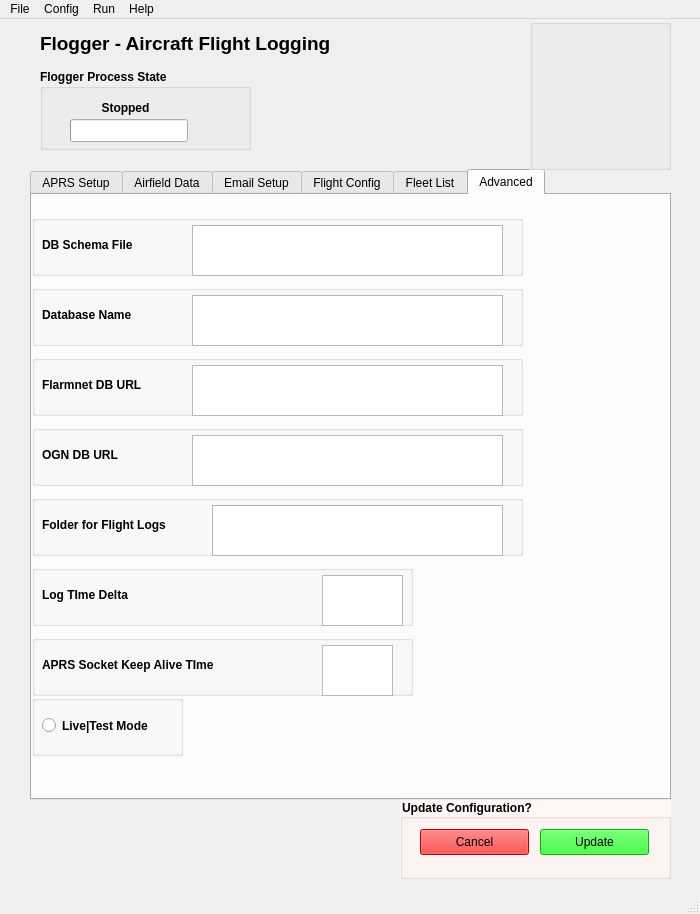
Before: the Qt Designer form flogger.ui in tobiz/OGN-Flight-Logger_V3, drawn with Qt 5.
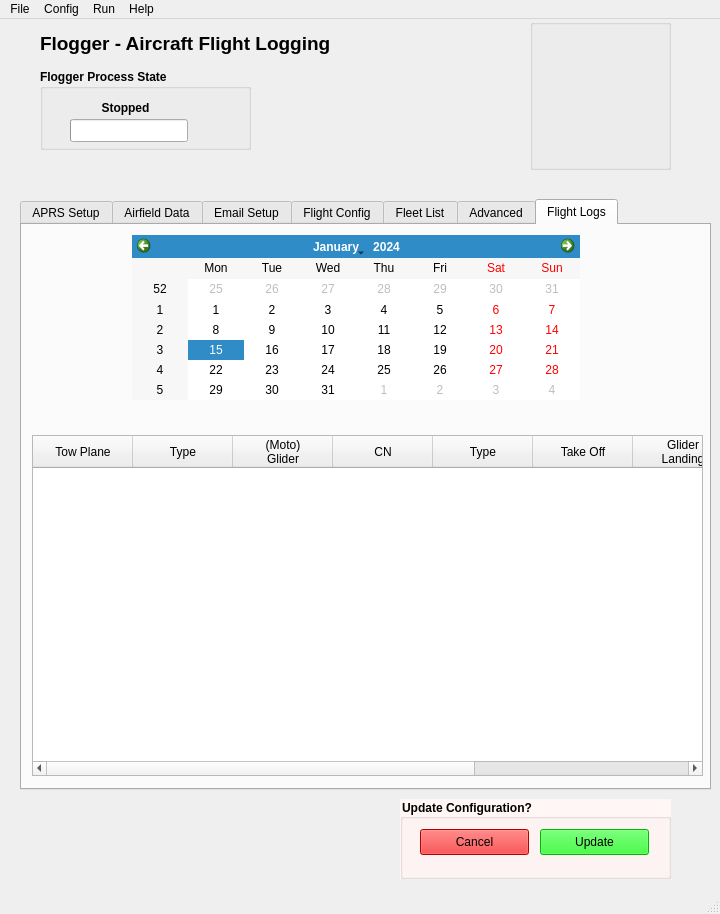
After: the same form once the commit is applied. Icons and pictures are not drawn.

Commit message: Added new tab for flight logs

The edit to the form file:
```diff
--- a/flogger.ui
+++ b/flogger.ui
@@ -6,7 +6,7 @@
    <rect>
     <x>0</x>
     <y>0</y>
-    <width>700</width>
+    <width>720</width>
     <height>914</height>
    </rect>
   </property>
@@ -161,17 +161,17 @@
    <widget class="QTabWidget" name="tabWidget">
     <property name="geometry">
      <rect>
-      <x>30</x>
-      <y>150</y>
-      <width>641</width>
-      <height>631</height>
+      <x>20</x>
+      <y>180</y>
+      <width>691</width>
+      <height>591</height>
      </rect>
     </property>
     <property name="toolTip">
      <string>&lt;html&gt;&lt;head/&gt;&lt;body&gt;&lt;p&gt;Options for controlling of flight logging&lt;/p&gt;&lt;/body&gt;&lt;/html&gt;</string>
     </property>
     <property name="currentIndex">
-     <number>5</number>
+     <number>6</number>
     </property>
     <widget class="QWidget" name="APRSConfig">
      <attribute name="title">
@@ -2337,6 +2337,99 @@
       </widget>
      </widget>
     </widget>
+    <widget class="QWidget" name="FlightLog">
+     <attribute name="title">
+      <string>Flight Logs</string>
+     </attribute>
+     <widget class="QTableWidget" name="FlightLogTable">
+      <property name="geometry">
+       <rect>
+        <x>10</x>
+        <y>210</y>
+        <width>671</width>
+        <height>341</height>
+       </rect>
+      </property>
+      <property name="font">
+       <font>
+        <pointsize>9</pointsize>
+       </font>
+      </property>
+      <property name="editTriggers">
+       <set>QAbstractItemView::NoEditTriggers</set>
+      </property>
+      <property name="columnCount">
+       <number>9</number>
+      </property>
+      <column>
+       <property name="text">
+        <string>Tow Plane</string>
+       </property>
+       <property name="font">
+        <font>
+         <pointsize>9</pointsize>
+        </font>
+       </property>
+       <property name="textAlignment">
+        <set>AlignHCenter|AlignVCenter|AlignCenter</set>
+       </property>
+      </column>
+      <column>
+       <property name="text">
+        <string>Type</string>
+       </property>
+      </column>
+      <column>
+       <property name="text">
+        <string>(Moto) 
+Glider</string>
+       </property>
+      </column>
+      <column>
+       <property name="text">
+        <string>CN</string>
+       </property>
+      </column>
+      <column>
+       <property name="text">
+        <string>Type</string>
+       </property>
+      </column>
+      <column>
+       <property name="text">
+        <string>Take Off</string>
+       </property>
+      </column>
+      <column>
+       <property name="text">
+        <string>Glider 
+Landing</string>
+       </property>
+      </column>
+      <column>
+       <property name="text">
+        <string>Glider 
+Time</string>
+       </property>
+      </column>
+      <column>
+       <property name="text">
+        <string>Tow Plane 
+Max Alt (QFE)</string>
+       </property>
+      </column>
+     </widget>
+     <widget class="QCalendarWidget" name="FlightLogcalendar">
+      <property name="geometry">
+       <rect>
+        <x>110</x>
+        <y>10</y>
+        <width>448</width>
+        <height>165</height>
+       </rect>
+      </property>
+     </widget>
+    </widget>
    </widget>
    <widget class="QGroupBox" name="IcongroupBox">
     <property name="geometry">
@@ -2379,7 +2472,7 @@
     <rect>
      <x>0</x>
      <y>0</y>
-     <width>700</width>
+     <width>720</width>
      <height>23</height>
     </rect>
    </property>
```
The commit also changes 2 other files.
